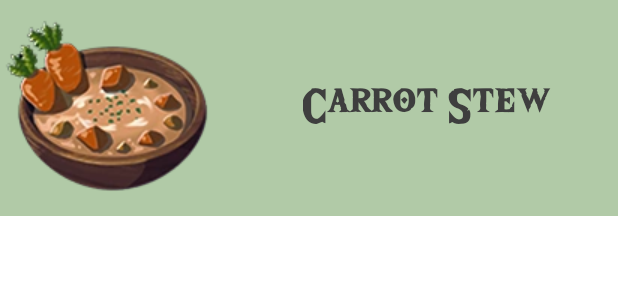
After one commit to Alexis3335/PFI, an Android app: the layout produit_ligne.xml on its own in the app's theme, with its tools: preview values and no code run, on a phone screen of 412 x 824 dp. The commit adds this screen. Shown: the top 300 px of the screen. Run offline under Robolectric (Android 15) with nearby library versions, the phone set to English and light mode, and no system bars.

Commit message:
recycler view

```diff
--- a/app/build.gradle
+++ b/app/build.gradle
@@ -29,6 +29,7 @@
 
 dependencies {
 
+    implementation 'androidx.recyclerview:recyclerview:1.2.1'
     implementation 'androidx.appcompat:appcompat:1.5.1'
     implementation 'com.google.android.material:material:1.7.0'
     implementation 'androidx.constraintlayout:constraintlayout:2.1.4'
--- a/app/src/main/res/layout/activity_produits.xml
+++ b/app/src/main/res/layout/activity_produits.xml
@@ -4,6 +4,16 @@
     xmlns:tools="http://schemas.android.com/tools"
     android:layout_width="match_parent"
     android:layout_height="match_parent"
+    android:background="#B1CAA7"
     tools:context=".Produits">
 
+    <androidx.recyclerview.widget.RecyclerView
+        android:layout_width="0dp"
+        android:layout_height="500dp"
+        app:layout_constraintBottom_toBottomOf="parent"
+        app:layout_constraintEnd_toEndOf="parent"
+        app:layout_constraintHorizontal_bias="0.0"
+        app:layout_constraintStart_toStartOf="parent"
+        app:layout_constraintTop_toTopOf="parent"
+        app:layout_constraintVertical_bias="0.93" />
 </androidx.constraintlayout.widget.ConstraintLayout>
--- /dev/null
+++ b/app/src/main/res/layout/produit_ligne.xml
@@ -0,0 +1,33 @@
+<?xml version="1.0" encoding="utf-8"?>
+<androidx.constraintlayout.widget.ConstraintLayout xmlns:android="http://schemas.android.com/apk/res/android"
+    xmlns:app="http://schemas.android.com/apk/res-auto"
+    xmlns:tools="http://schemas.android.com/tools"
+    android:layout_width="match_parent"
+    android:layout_height="wrap_content"
+    android:background="#B1CAA7">
+
+    <TextView
+        android:id="@+id/textView3"
+        android:layout_width="wrap_content"
+        android:layout_height="wrap_content"
+        android:layout_marginEnd="44dp"
+        android:fontFamily="@font/zelda_font"
+        android:text="@string/carrot_stew_name"
+        android:textColor="#3E3E3E"
+        android:textSize="34sp"
+        app:layout_constraintBottom_toBottomOf="parent"
+        app:layout_constraintEnd_toEndOf="parent"
+        app:layout_constraintTop_toTopOf="parent" />
+
+    <ImageView
+        android:id="@+id/imageView2"
+        android:layout_width="wrap_content"
+        android:layout_height="wrap_content"
+        app:layout_constraintBottom_toBottomOf="parent"
+        app:layout_constraintEnd_toStartOf="@+id/textView3"
+        app:layout_constraintHorizontal_bias="0.0"
+        app:layout_constraintStart_toStartOf="parent"
+        app:layout_constraintTop_toTopOf="parent"
+        app:layout_constraintVertical_bias="0.0"
+        app:srcCompat="@drawable/carrot_stew" />
+</androidx.constraintlayout.widget.ConstraintLayout>
```
